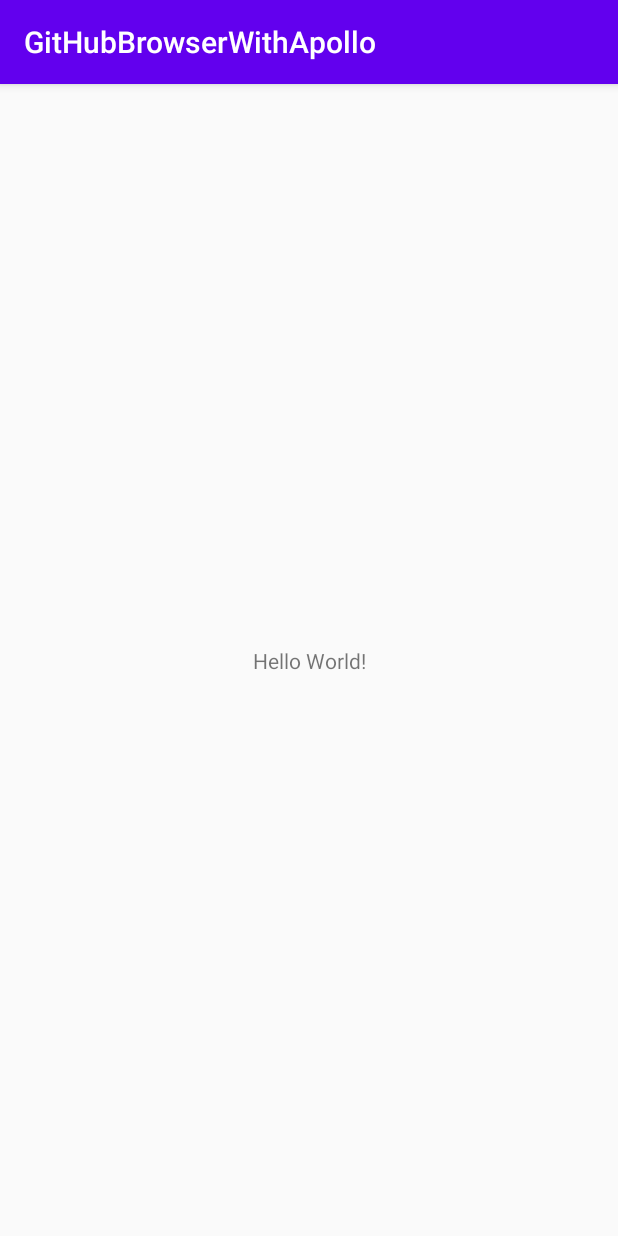
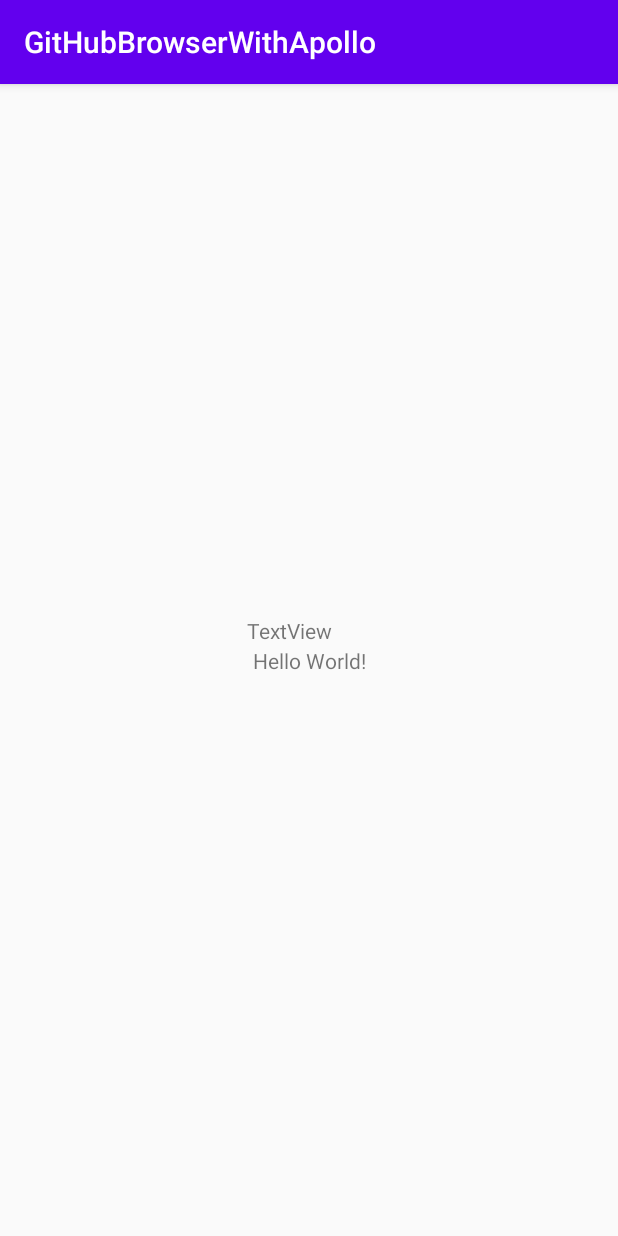
Before and after one commit to omtians9425/GitHubBrowserWithApollo, an Android app: the screen it shows after launch (MainActivity), on a phone screen of 412 x 824 dp. Run offline under Robolectric (Android 15) with nearby library versions, the phone set to English and light mode, and no system bars; our stand-ins replace Timber; libraries missing offline, so code that uses them is left out: com.apollographql.apollo; 3 statements that could not run were skipped.

Commit message:
create Fragment and fetch data

```diff
--- a/app/src/main/AndroidManifest.xml
+++ b/app/src/main/AndroidManifest.xml
@@ -2,8 +2,11 @@
 <manifest xmlns:android="http://schemas.android.com/apk/res/android"
     package="com.example.githubbrowserwithapollo">
 
+    <uses-permission android:name="android.permission.INTERNET" />
+
     <application
         android:allowBackup="true"
+        android:name=".App"
         android:icon="@mipmap/ic_launcher"
         android:label="@string/app_name"
         android:roundIcon="@mipmap/ic_launcher_round"
--- /dev/null
+++ b/app/src/main/java/com/example/githubbrowserwithapollo/App.kt
@@ -0,0 +1,13 @@
+package com.example.githubbrowserwithapollo
+
+import android.app.Application
+import timber.log.Timber
+
+class App : Application() {
+    override fun onCreate() {
+        if (BuildConfig.DEBUG) {
+            Timber.plant(Timber.DebugTree())
+        }
+        super.onCreate()
+    }
+}
--- a/app/src/main/java/com/example/githubbrowserwithapollo/MainActivity.kt
+++ b/app/src/main/java/com/example/githubbrowserwithapollo/MainActivity.kt
@@ -1,11 +1,14 @@
 package com.example.githubbrowserwithapollo
 
+import android.os.Bundle
 import androidx.appcompat.app.AppCompatActivity
-import android.os.Bundle
 
 class MainActivity : AppCompatActivity() {
     override fun onCreate(savedInstanceState: Bundle?) {
         super.onCreate(savedInstanceState)
         setContentView(R.layout.activity_main)
+        supportFragmentManager.beginTransaction()
+            .replace(android.R.id.content, MainFragment())
+            .commit()
     }
 }
--- /dev/null
+++ b/app/src/main/java/com/example/githubbrowserwithapollo/MainFragment.kt
@@ -0,0 +1,50 @@
+package com.example.githubbrowserwithapollo
+
+import android.os.Bundle
+import android.view.LayoutInflater
+import android.view.View
+import android.view.ViewGroup
+import androidx.fragment.app.Fragment
+import androidx.lifecycle.lifecycleScope
+import com.apollographql.apollo.ApolloClient
+import com.apollographql.apollo.coroutines.toFlow
+import kotlinx.coroutines.ExperimentalCoroutinesApi
+import kotlinx.coroutines.flow.collect
+import kotlinx.coroutines.flow.map
+import kotlinx.coroutines.launch
+import okhttp3.OkHttpClient
+import timber.log.Timber
+
+@ExperimentalCoroutinesApi
+class MainFragment : Fragment() {
+    override fun onCreateView(
+        inflater: LayoutInflater,
+        container: ViewGroup?,
+        savedInstanceState: Bundle?
+    ): View? {
+        Timber.d("onCreateView() called with: inflater = [$inflater], container = [$container], savedInstanceState = [$savedInstanceState]")
+        return inflater.inflate(R.layout.fragment_main, container, false)
+    }
+
+    override fun onViewCreated(view: View, savedInstanceState: Bundle?) {
+        super.onViewCreated(view, savedInstanceState)
+
+        val okHttpClient = OkHttpClient().newBuilder()
+            .authenticator { _, response ->
+                response.request()
+                    .newBuilder()
+                    .addHeader("Authorization", "Bearer ${BuildConfig.GITHUB_ACCESS_TOKEN}")
+                    .build()
+            }.build()
+
+        val apolloClient = ApolloClient.builder()
+            .serverUrl("https://api.github.com/graphql")
+            .okHttpClient(okHttpClient)
+            .build()
+
+        lifecycleScope.launch {
+            val flow = apolloClient.query(MyReposQuery(first = 4)).toFlow().map { it.data }
+            flow.collect { Timber.i("$it") }
+        }
+    }
+}
--- /dev/null
+++ b/app/src/main/res/layout/fragment_main.xml
@@ -0,0 +1,21 @@
+<?xml version="1.0" encoding="utf-8"?>
+<androidx.constraintlayout.widget.ConstraintLayout xmlns:app="http://schemas.android.com/apk/res-auto"
+    xmlns:tools="http://schemas.android.com/tools"
+    android:id="@+id/fragment_main_container"
+    xmlns:android="http://schemas.android.com/apk/res/android" android:layout_width="match_parent"
+    android:layout_height="match_parent">
+
+    <TextView
+        android:id="@+id/textView"
+        android:layout_width="wrap_content"
+        android:layout_height="wrap_content"
+        android:layout_marginStart="164dp"
+        android:layout_marginTop="336dp"
+        android:layout_marginEnd="190dp"
+        android:layout_marginBottom="376dp"
+        android:text="TextView"
+        app:layout_constraintBottom_toBottomOf="parent"
+        app:layout_constraintEnd_toEndOf="parent"
+        app:layout_constraintStart_toStartOf="parent"
+        app:layout_constraintTop_toTopOf="parent" />
+</androidx.constraintlayout.widget.ConstraintLayout>
--- a/ext.gradle
+++ b/ext.gradle
@@ -1,4 +1,6 @@
 ext {
     kotlin = '1.3.72'
     apollo = '2.2.1'
+    timber = '4.7.1'
+    lifecycle = '2.3.0-alpha04'
 }
```
Also changed, not shown: app/build.gradle (+15 -0 lines).
